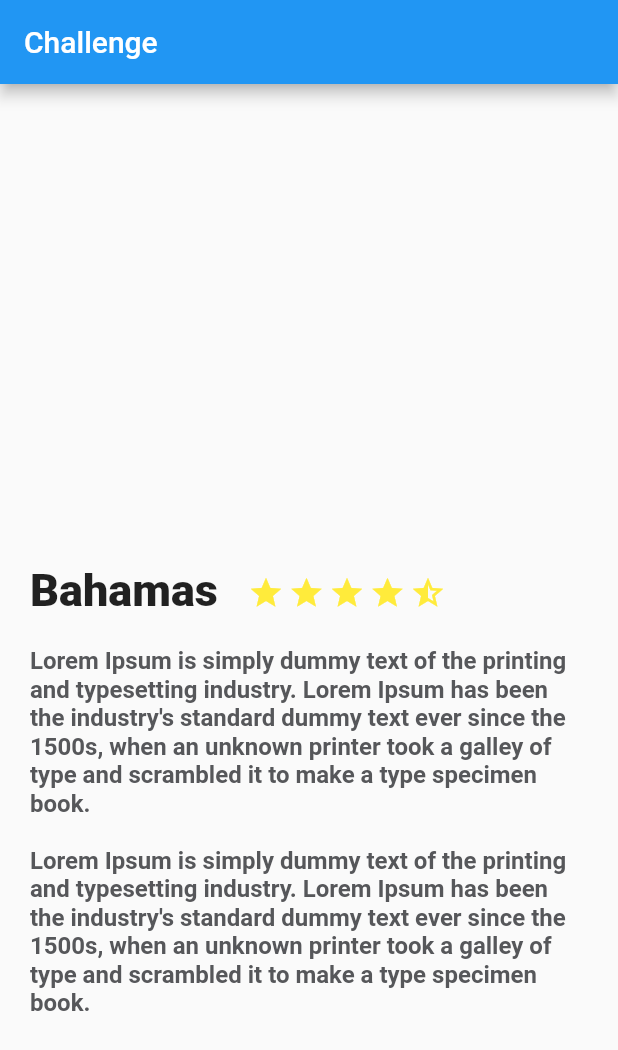
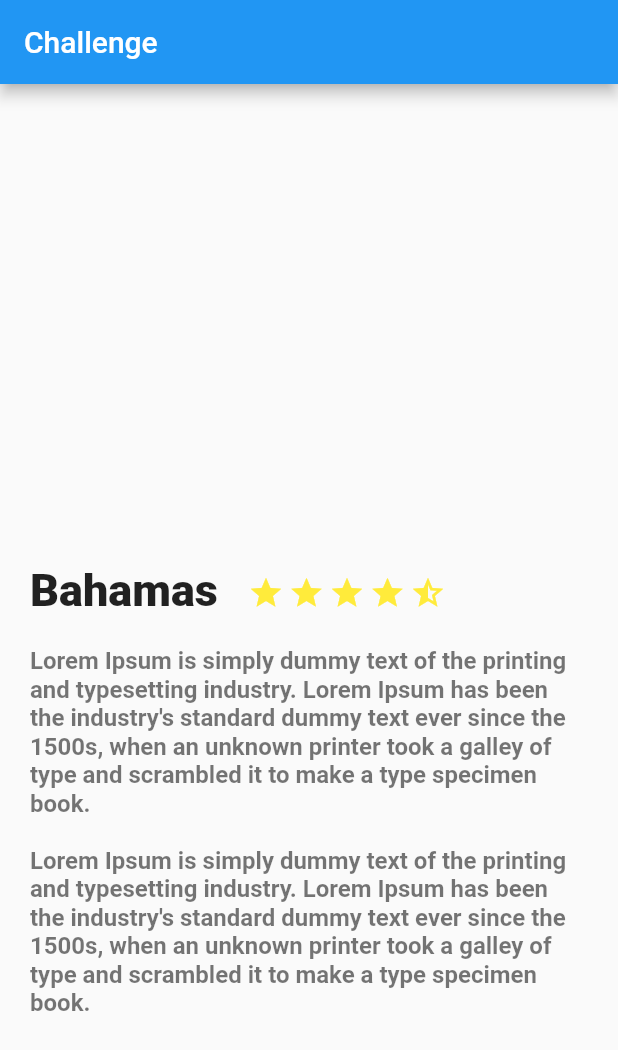
Before and after one commit to miaborjaac/flutter, a Flutter app: the screen it shows after launch, on a phone screen of 412 x 824 dp. Shown: the top 1050 px of the screen. Run offline on Flutter 3.47's test engine with Material 2 defaults, Android fonts, the phone set to English and light mode, and no system bars.

Commit message:
Feat: Stars and description

```diff
--- a/lib/description_place.dart
+++ b/lib/description_place.dart
@@ -1,4 +1,3 @@
-import 'package:flutter/cupertino.dart';
 import 'package:flutter/material.dart';
 
 class DescriptionPlace extends StatelessWidget {
@@ -41,13 +40,12 @@ class DescriptionPlace extends StatelessWidget {
 
     final description = Container(
       margin: new EdgeInsets.only(top: 20.0, left: 20.0, right: 20.0),
-      child: new Text(
-        descriptionPlace,
-        style: const TextStyle(
+      child: new Text(descriptionPlace,
+          style: const TextStyle(
             fontSize: 16.0,
             fontWeight: FontWeight.bold,
-            color: Color(0xFF56575a)),
-      ),
+            color: Colors.black54,
+          )),
     );
 
     return Column(
```
